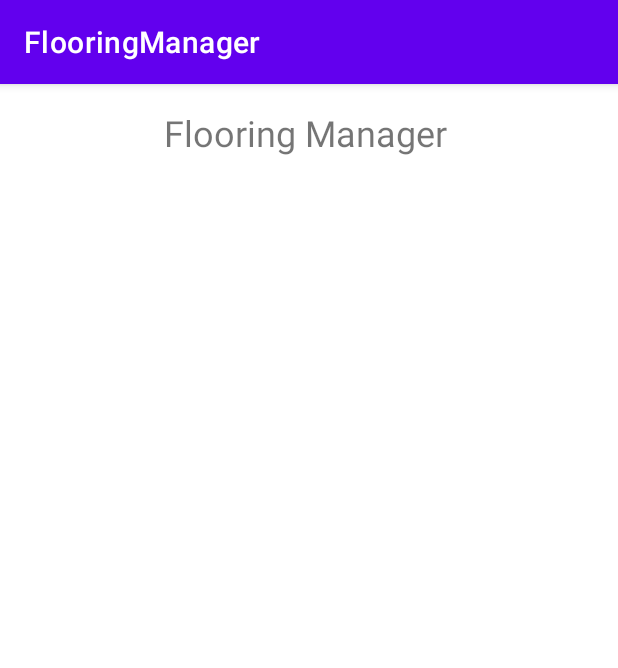
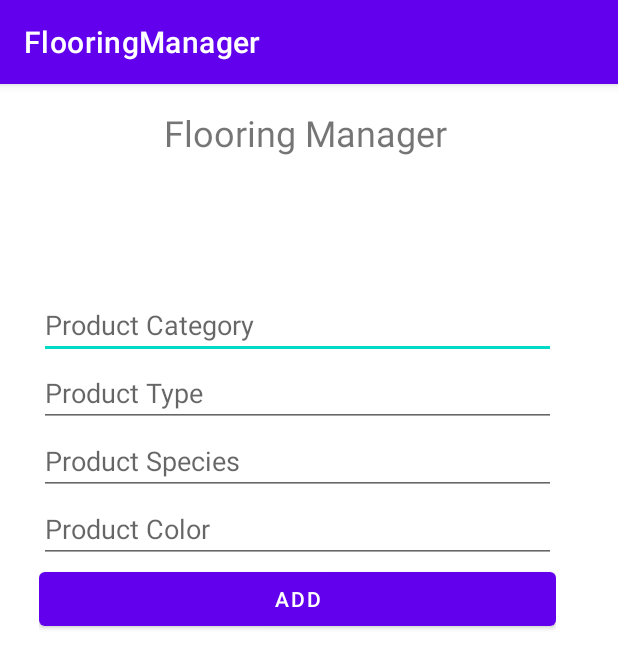
Before and after one commit to tenn2020/Inventory-App, an Android app: the AddActivity screen opened directly, with no data from a screen before it, on a phone screen of 412 x 824 dp. Shown: the top 668 px of the screen. Run offline under Robolectric (Android 15) with nearby library versions, the phone set to English and light mode, and no system bars.

Commit message:
Pushing my database file, also updates add activity

```diff
--- a/GroupProject/FIM/app/src/main/java/edu/qc/seclass/fim/AddActivity.java
+++ b/GroupProject/FIM/app/src/main/java/edu/qc/seclass/fim/AddActivity.java
@@ -7,14 +7,38 @@ import android.view.View;
 import android.widget.Adapter;
 import android.widget.AdapterView;
 import android.widget.ArrayAdapter;
+import android.widget.Button;
+import android.widget.EditText;
 import android.widget.Spinner;
 
 public class AddActivity extends AppCompatActivity {
+
+    EditText category_input, type_input, species_input, color_input;
+    Button add_button;
+
 
     @Override
     protected void onCreate(Bundle savedInstanceState) {
         super.onCreate(savedInstanceState);
         setContentView(R.layout.activity_add);
+
+        category_input = findViewById(R.id.categoryEdit);
+        type_input = findViewById(R.id.typeEdit);
+        species_input = findViewById(R.id.speciesEdit);
+        color_input = findViewById(R.id.colorEdit);
+        add_button = findViewById(R.id.btnPush);
+
+        add_button.setOnClickListener(new View.OnClickListener() {
+            @Override
+            public void onClick(View view) {
+                inventoryDB db = new inventoryDB(AddActivity.this);
+                db.addFloor(category_input.getText().toString().trim(),
+                        type_input.getText().toString().trim(),
+                        species_input.getText().toString().trim(),
+                        color_input.getText().toString().trim());
+            }
+        });
+
     }
 
 }
--- a/GroupProject/FIM/app/src/main/java/edu/qc/seclass/fim/models/FloorProduct.java
+++ b/GroupProject/FIM/app/src/main/java/edu/qc/seclass/fim/models/FloorProduct.java
@@ -4,6 +4,7 @@ public class FloorProduct {
 
     private String category;
     private String type;
+
 
     public String getCategory() {
         return category;
--- a/GroupProject/FIM/app/src/main/res/layout/activity_add.xml
+++ b/GroupProject/FIM/app/src/main/res/layout/activity_add.xml
@@ -5,6 +5,18 @@
     android:layout_width="match_parent"
     android:layout_height="match_parent"
     tools:context=".AddActivity">
+
+    <TextView
+        android:id="@+id/pageTitle"
+        android:layout_width="wrap_content"
+        android:layout_height="wrap_content"
+        android:layout_alignParentStart="true"
+        android:layout_alignParentTop="true"
+        android:layout_centerHorizontal="true"
+        android:layout_marginStart="109dp"
+        android:layout_marginTop="16dp"
+        android:text="Flooring Manager"
+        android:textSize="24sp" />
 
     <LinearLayout
         android:layout_width="344dp"
@@ -19,18 +31,44 @@
         android:orientation="vertical">
 
 
+        <EditText
+            android:id="@+id/categoryEdit"
+            android:layout_width="match_parent"
+            android:layout_height="wrap_content"
+            android:ems="10"
+            android:hint="Product Category"
+            android:inputType="textPersonName" />
+
+        <EditText
+            android:id="@+id/typeEdit"
+            android:layout_width="match_parent"
+            android:layout_height="wrap_content"
+            android:ems="10"
+            android:hint="Product Type"
+            android:inputType="textPersonName" />
+
+        <EditText
+            android:id="@+id/speciesEdit"
+            android:layout_width="match_parent"
+            android:layout_height="wrap_content"
+            android:ems="10"
+            android:hint="Product Species"
+            android:inputType="textPersonName" />
+
+        <EditText
+            android:id="@+id/colorEdit"
+            android:layout_width="match_parent"
+            android:layout_height="wrap_content"
+            android:ems="10"
+            android:hint="Product Color"
+            android:inputType="textPersonName" />
+
+        <Button
+            android:id="@+id/btnPush"
+            android:layout_width="match_parent"
+            android:layout_height="wrap_content"
+            android:text="Add" />
+
     </LinearLayout>
 
-    <TextView
-        android:id="@+id/pageTitle"
-        android:layout_width="wrap_content"
-        android:layout_height="wrap_content"
-        android:layout_alignParentStart="true"
-        android:layout_alignParentTop="true"
-        android:layout_centerHorizontal="true"
-        android:layout_marginStart="109dp"
-        android:layout_marginTop="16dp"
-        android:text="Flooring Manager"
-        android:textSize="24sp" />
-
 </RelativeLayout>
--- a/GroupProject/FIM/app/src/main/res/layout/activity_product.xml
+++ b/GroupProject/FIM/app/src/main/res/layout/activity_product.xml
@@ -38,7 +38,7 @@
         android:layout_marginTop="15dp" />
 
     <com.google.android.material.floatingactionbutton.FloatingActionButton
-        android:id="@+id/floatingActionButton2"
+        android:id="@+id/addButton"
         android:layout_width="wrap_content"
         android:layout_height="wrap_content"
         android:layout_alignParentEnd="true"
--- a/GroupProject/FIM/app/src/main/res/layout/product_type.xml
+++ /dev/null
@@ -1,6 +0,0 @@
-<?xml version="1.0" encoding="utf-8"?>
-<androidx.constraintlayout.widget.ConstraintLayout
-    xmlns:android="http://schemas.android.com/apk/res/android" android:layout_width="match_parent"
-    android:layout_height="match_parent">
-
-</androidx.constraintlayout.widget.ConstraintLayout>
```
Also changed, not shown: GroupProject/FIM/app/src/main/java/edu/qc/seclass/fim/Adapters/TypeAdapter.java (deleted, +0 -16 lines), GroupProject/FIM/app/src/main/java/edu/qc/seclass/fim/MainActivity.java (+6 -6 lines), GroupProject/FIM/app/src/main/java/edu/qc/seclass/fim/ProductActivity.java (+15 -0 lines), GroupProject/FIM/app/src/main/java/edu/qc/seclass/fim/inventoryDB.java (+9 -1 lines).
